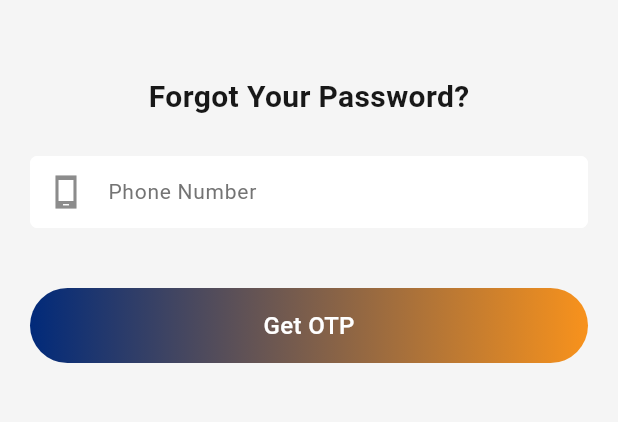
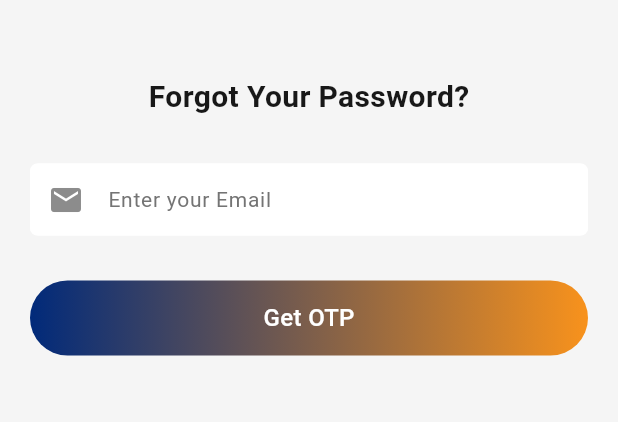
Before and after one commit to NigilDharsan/JewelOne, a Flutter app: the Forgot_Password_Screen screen opened directly, on a phone screen of 412 x 824 dp, the part 285-707 px from its top. Run offline on Flutter 3.47's test engine with Material 3 defaults, Android fonts, the phone set to English and light mode, and no system bars; our stand-ins replace carousel_slider, dio, flutter_riverpod, flutter_secure_storage, flutter_spinkit, flutter_svg and 3 more; missing offline and left inert: country_list_pick, easy_radio; accounts and stored records are empty; Roboto replaces fonts that are missing (Metropolis); project files that could hold a hidden picture were left out.

Commit message:
Committing Forgot password Screen

```diff
--- a/lib/Src/Login_Ui/ForgotPassword.dart
+++ b/lib/Src/Login_Ui/ForgotPassword.dart
@@ -15,7 +15,8 @@ class Forgot_Password_Screen extends StatefulWidget {
 }
 
 class _Forgot_Password_ScreenState extends State<Forgot_Password_Screen> {
-  TextEditingController _phoneNumber = TextEditingController();
+
+  TextEditingController _email = TextEditingController();
 
   final _formKey = GlobalKey<FormState>();
 
@@ -58,27 +59,26 @@ class _Forgot_Password_ScreenState extends State<Forgot_Password_Screen> {
 
 
         Padding(
-          padding: const EdgeInsets.only(top: 25,bottom: 40),
+          padding: const EdgeInsets.only(top: 30,bottom: 30),
           child: textFormField(
-            // isEnabled: false,
-              hintText: "Phone Number",
-              keyboardtype: TextInputType.phone,
-              Controller: _phoneNumber,
-              inputFormatters: [
-                LengthLimitingTextInputFormatter(10),
-                FilteringTextInputFormatter.digitsOnly
-              ],
-              onChanged: null,
+              hintText: 'Enter your Email',
+              keyboardtype: TextInputType.text,
+              inputFormatters: null,
+              Controller: _email,
               validating: (value) {
                 if (value!.isEmpty) {
-                  return 'Please Enter a Phone Number';
-                } else if (!RegExp(r'^[0-9]{10}$').hasMatch(value)) {
-                  return 'Please enter a valid 10-digit Phone Number';
+                  return "Please Enter a Email Address";
+                } else if (!RegExp(
+                    r'^[\w-\.]+@([\w-]+\.)+[\w-]{2,4}$')
+                    .hasMatch(value)) {
+                  return "Please Enter a Valid Email Address";
                 }
                 return null;
-              }, prefixIcon: Icon(Icons.phone_android_sharp,color: grey1,)),
+              },
+              onChanged: null,
+              prefixIcon: Icon(Icons.mail,color: grey1,)
+          ),
         ),
-
 
         // BUTTON
         CommonContainerButton(context,
```
